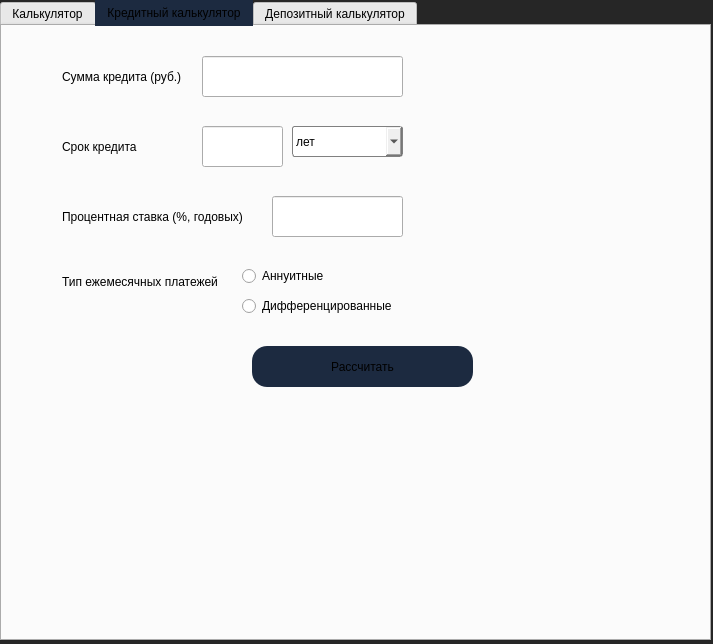
Old version of the form src/mainwindow.ui in the repository dvayurova/C7_SmartCalc_v1.0.
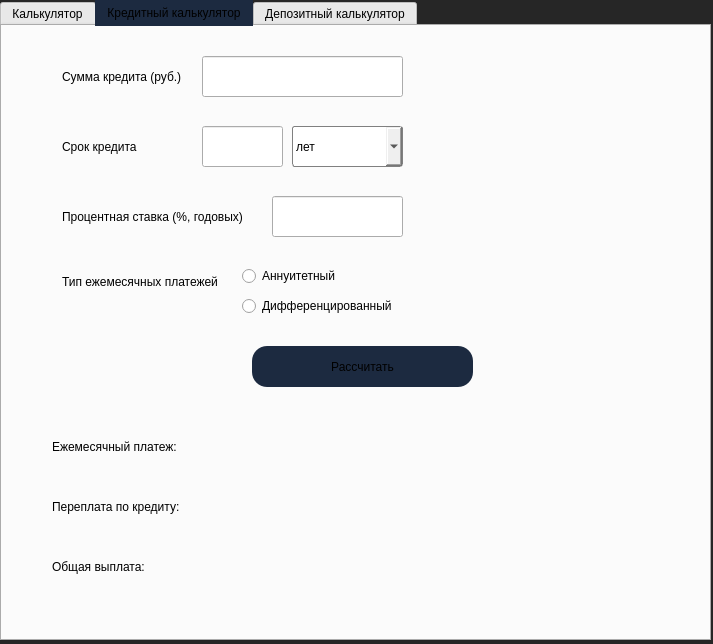
New version of the form. The open tabs and pages were chosen to show the change.

Patch:
```diff
--- a/src/mainwindow.ui
+++ b/src/mainwindow.ui
@@ -1131,7 +1131,7 @@
         <x>290</x>
         <y>100</y>
         <width>111</width>
-        <height>31</height>
+        <height>41</height>
        </rect>
       </property>
       <property name="contextMenuPolicy">
@@ -1217,7 +1217,7 @@
        <rect>
         <x>240</x>
         <y>240</y>
-        <width>99</width>
+        <width>111</width>
         <height>20</height>
        </rect>
       </property>
@@ -1228,7 +1228,7 @@
 </string>
       </property>
       <property name="text">
-       <string>Аннуитные</string>
+       <string>Аннуитетный</string>
       </property>
      </widget>
      <widget class="QRadioButton" name="radioButton_2">
@@ -1247,7 +1247,7 @@
 </string>
       </property>
       <property name="text">
-       <string>Дифференцированные</string>
+       <string>Дифференцированный</string>
       </property>
      </widget>
      <widget class="QLabel" name="label_5">
@@ -1263,6 +1263,84 @@
        <string>Тип ежемесячных платежей</string>
       </property>
      </widget>
+     <widget class="QLabel" name="label_10">
+      <property name="geometry">
+       <rect>
+        <x>50</x>
+        <y>410</y>
+        <width>161</width>
+        <height>21</height>
+       </rect>
+      </property>
+      <property name="text">
+       <string>Ежемесячный платеж:</string>
+      </property>
+     </widget>
+     <widget class="QLabel" name="label_11">
+      <property name="geometry">
+       <rect>
+        <x>50</x>
+        <y>470</y>
+        <width>161</width>
+        <height>21</height>
+       </rect>
+      </property>
+      <property name="text">
+       <string>Переплата по кредиту:</string>
+      </property>
+     </widget>
+     <widget class="QLabel" name="label_12">
+      <property name="geometry">
+       <rect>
+        <x>50</x>
+        <y>530</y>
+        <width>161</width>
+        <height>21</height>
+       </rect>
+      </property>
+      <property name="text">
+       <string>Общая выплата:</string>
+      </property>
+     </widget>
+     <widget class="QLabel" name="labelPayment">
+      <property name="geometry">
+       <rect>
+        <x>220</x>
+        <y>410</y>
+        <width>311</width>
+        <height>31</height>
+       </rect>
+      </property>
+      <property name="text">
+       <string/>
+      </property>
+     </widget>
+     <widget class="QLabel" name="labelOverpay">
+      <property name="geometry">
+       <rect>
+        <x>220</x>
+        <y>470</y>
+        <width>181</width>
+        <height>31</height>
+       </rect>
+      </property>
+      <property name="text">
+       <string/>
+      </property>
+     </widget>
+     <widget class="QLabel" name="labelTotal">
+      <property name="geometry">
+       <rect>
+        <x>220</x>
+        <y>530</y>
+        <width>181</width>
+        <height>31</height>
+       </rect>
+      </property>
+      <property name="text">
+       <string/>
+      </property>
+     </widget>
     </widget>
     <widget class="QWidget" name="tab_3">
      <attribute name="title">
```
Left out of the diff: 42 changed lines with no effect on the pictures.
